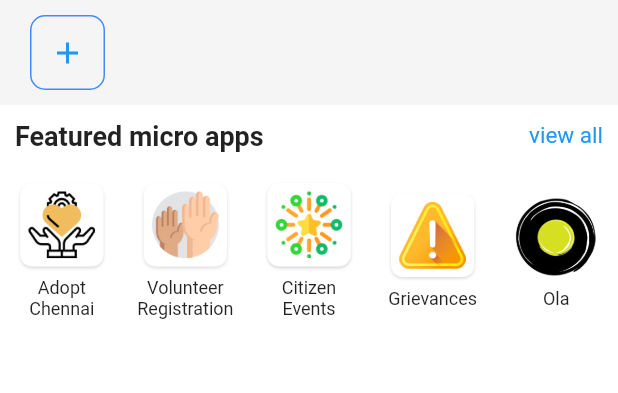
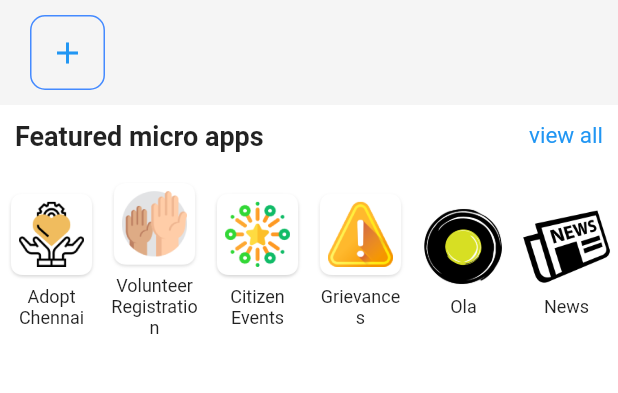
Before and after one commit to chennaitricolor/CEP-Main, a Flutter app: the MyApps screen opened directly, on a phone screen of 412 x 824 dp, the part 594-987 px from its top. Run offline on Flutter 3.47's test engine with Material 2 defaults, Android fonts, the phone set to English and light mode, and no system bars; our stand-ins replace cloud_firestore, file_picker, firebase_auth, firebase_messaging, firebase_storage, location and 2 more; missing offline and left inert: flutter_webview_plugin; accounts and stored records are empty; Roboto replaces fonts that are missing (Raleway).

Commit message:
News App Added

```diff
--- a/lib/utils/default_data.dart
+++ b/lib/utils/default_data.dart
@@ -45,6 +45,14 @@ class DefaultData {
       "appIconUrl": "assets/images/apps/5.png",
       "appUrl": "https://book.olacabs.com",
       "appLaunchDate": "Added on Jan-2019"
+    },
+    {
+      "appId": "6",
+      "appName": "News",
+      "appDesc": "Top headlines at fingertips. It contains news from The Hindu and Times of India",
+      "appIconUrl": "assets/images/apps/6.png",
+      "appUrl": "https://chennai-news.herokuapp.com/",
+      "appLaunchDate": "Added on Mar-2019"
     }
   ];
 }
--- a/pubspec.yaml
+++ b/pubspec.yaml
@@ -65,6 +65,7 @@ flutter:
    - assets/images/apps/3.png
    - assets/images/apps/4.png
    - assets/images/apps/5.png
+   - assets/images/apps/6.png
    - assets/locale/lang_en.json
    - assets/locale/lang_ta.json
    - assets/locale/lang_te.json
```
Also changed, not shown: assets/images/apps/6.png (added).
